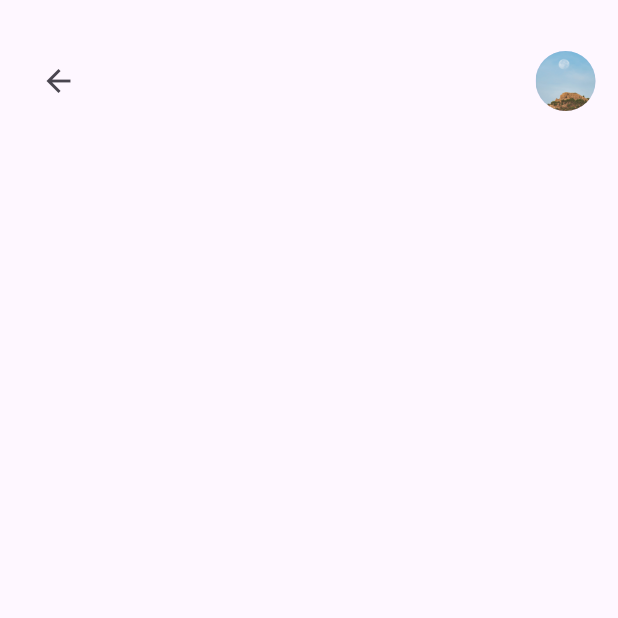
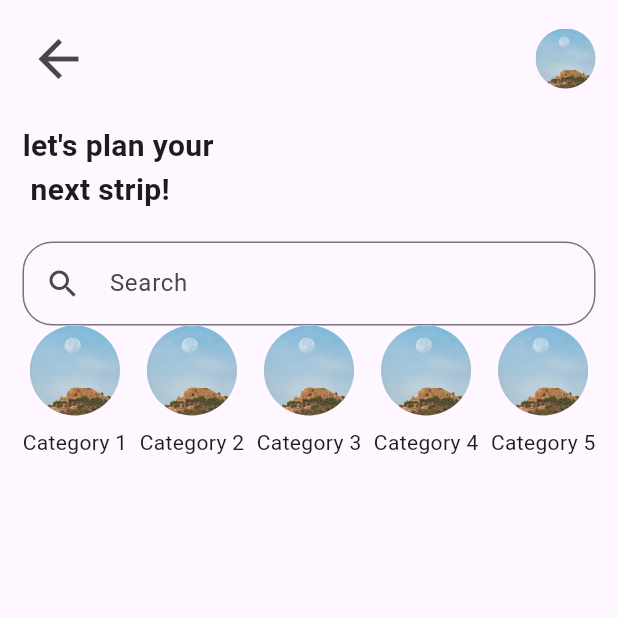
Before and after one commit to NizamUddin07/explore_world, a Flutter app: the NextStrip screen opened directly, on a phone screen of 412 x 824 dp, the top half of it. Run offline on Flutter 3.47's test engine with Material 3 defaults, Android fonts, the phone set to English and light mode, and no system bars.

Commit message:
text field added

```diff
--- a/lib/main.dart
+++ b/lib/main.dart
@@ -1,4 +1,5 @@
 import 'package:explore_world/screens/homeScreen.dart';
+import 'package:explore_world/screens/next_strip.dart';
 import 'package:flutter/material.dart';
 
 void main() => runApp(const ExploreApp());
@@ -10,7 +11,7 @@ class ExploreApp extends StatelessWidget {
   Widget build(BuildContext context) {
     return const MaterialApp(
       debugShowCheckedModeBanner: false,
-      home: HomePage(),
+      home: NextStrip(),
     );
   }
 }
--- a/lib/screens/next_strip.dart
+++ b/lib/screens/next_strip.dart
@@ -7,21 +7,65 @@ class NextStrip extends StatelessWidget {
   Widget build(BuildContext context) {
     return Scaffold(
       body: SafeArea(
-        child: Stack(
-          children: [
-            Padding(
-              padding: EdgeInsetsGeometry.only(top: 30, left: 15, right: 15),
-              child: Row(
+        child: Padding(
+          padding: EdgeInsetsGeometry.all(15),
+          child: Column(
+            crossAxisAlignment: CrossAxisAlignment.start,
+            children: [
+              Row(
                 mainAxisAlignment: MainAxisAlignment.spaceBetween,
                 children: [
-                  IconButton(onPressed: () {}, icon: Icon(Icons.arrow_back)),
+                  IconButton(
+                    onPressed: () {},
+                    icon: Icon(Icons.arrow_back, weight: 900, size: 40),
+                    padding: EdgeInsets.zero,
+                  ),
                   CircleAvatar(
                     backgroundImage: AssetImage("assets/images/hill.jpg"),
                   ),
                 ],
               ),
-            ),
-          ],
+              SizedBox(height: 20),
+
+              Text(
+                "let's plan your\n next strip!",
+                style: TextStyle(fontSize: 20, fontWeight: FontWeight.bold),
+              ),
+              SizedBox(height: 20),
+
+              TextField(
+                decoration: InputDecoration(
+                  prefixIcon: Padding(
+                    padding: const EdgeInsets.symmetric(
+                      horizontal: 15,
+                      vertical: 0,
+                    ),
+                    child: Icon(Icons.search),
+                  ),
+                  hintText: "Search",
+                  border: OutlineInputBorder(
+                    borderRadius: BorderRadius.circular(20),
+                  ),
+                ),
+              ),
+
+              Row(
+                mainAxisAlignment: MainAxisAlignment.spaceBetween,
+                children: List.generate(5, (index) {
+                  return Column(
+                    children: [
+                      CircleAvatar(
+                        radius: 30,
+                        backgroundImage: AssetImage("assets/images/hill.jpg"),
+                      ),
+                      SizedBox(height: 8),
+                      Text("Category ${index + 1}"),
+                    ],
+                  );
+                }),
+              ),
+            ],
+          ),
         ),
       ),
     );
```
